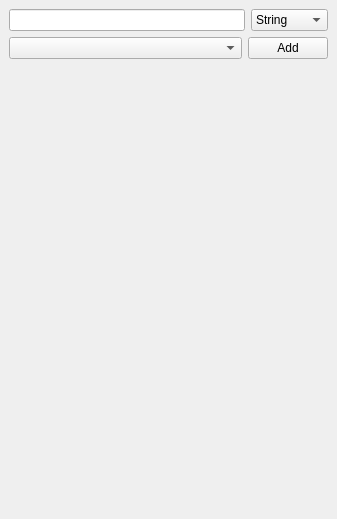
Old version of the form src/plugins/summary/searchwidget.ui in the repository 0xd34df00d/leechcraft.
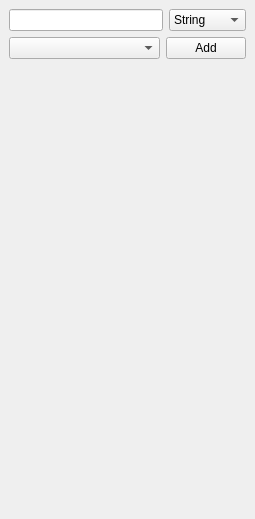
New version of the form.

The edit to the form file:
```diff
--- a/src/plugins/summary/searchwidget.ui
+++ b/src/plugins/summary/searchwidget.ui
@@ -6,7 +6,7 @@
    <rect>
     <x>0</x>
     <y>0</y>
-    <width>337</width>
+    <width>255</width>
     <height>519</height>
    </rect>
   </property>
@@ -53,7 +53,9 @@
      </layout>
     </item>
     <item>
-     <layout class="QHBoxLayout" name="SearchStuff_">
+     <layout class="QHBoxLayout" name="somelayout">
+      <item>
+       <layout class="QVBoxLayout" name="SearchStuff_">
       <item>
        <widget class="QComboBox" name="LeastCategory_">
         <property name="sizePolicy">
@@ -72,6 +74,8 @@
          <enum>QComboBox::AdjustToContents</enum>
         </property>
        </widget>
+        </item>
+       </layout>
       </item>
       <item>
        <widget class="QPushButton" name="Add_">
```
Lines whose indentation alone changed are shown as unchanged.
